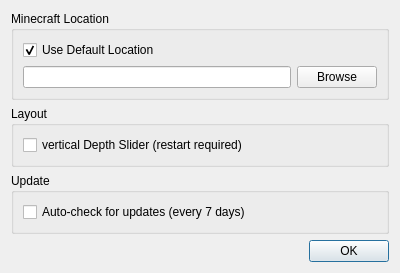
Before: the Qt Designer form settings.ui in mrkite/minutor, drawn with Qt 5.
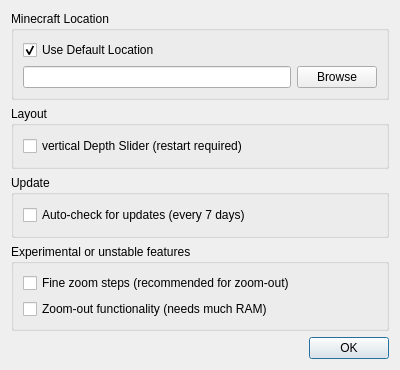
After: the same form once the commit is applied.

Commit message: finezoom and zoomout activateable by setting

```diff
--- a/settings.ui
+++ b/settings.ui
@@ -7,7 +7,7 @@
     <x>0</x>
     <y>0</y>
     <width>400</width>
-    <height>242</height>
+    <height>370</height>
    </rect>
   </property>
   <property name="windowTitle">
@@ -85,6 +85,29 @@
        </layout>
       </widget>
      </item>
+     <item>
+      <widget class="QGroupBox" name="groupBox_experimental">
+       <property name="title">
+        <string>Experimental or unstable features</string>
+       </property>
+       <layout class="QVBoxLayout" name="verticalLayout_5">
+        <item>
+         <widget class="QCheckBox" name="checkBox_fine_zoom">
+          <property name="text">
+           <string>Fine zoom steps (recommended for zoom-out)</string>
+          </property>
+         </widget>
+        </item>
+        <item>
+         <widget class="QCheckBox" name="checkBox_zoom_out">
+          <property name="text">
+           <string>Zoom-out functionality (needs much RAM)</string>
+          </property>
+         </widget>
+        </item>
+       </layout>
+      </widget>
+     </item>
      <item>
       <widget class="QDialogButtonBox" name="buttonBox">
        <property name="orientation">
```
The commit also changes 4 other files.
